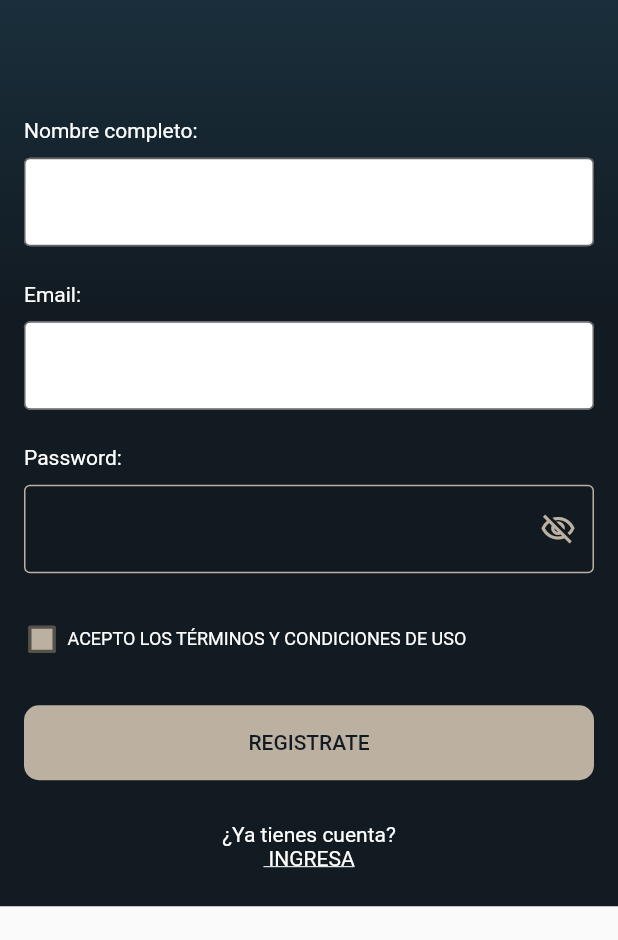
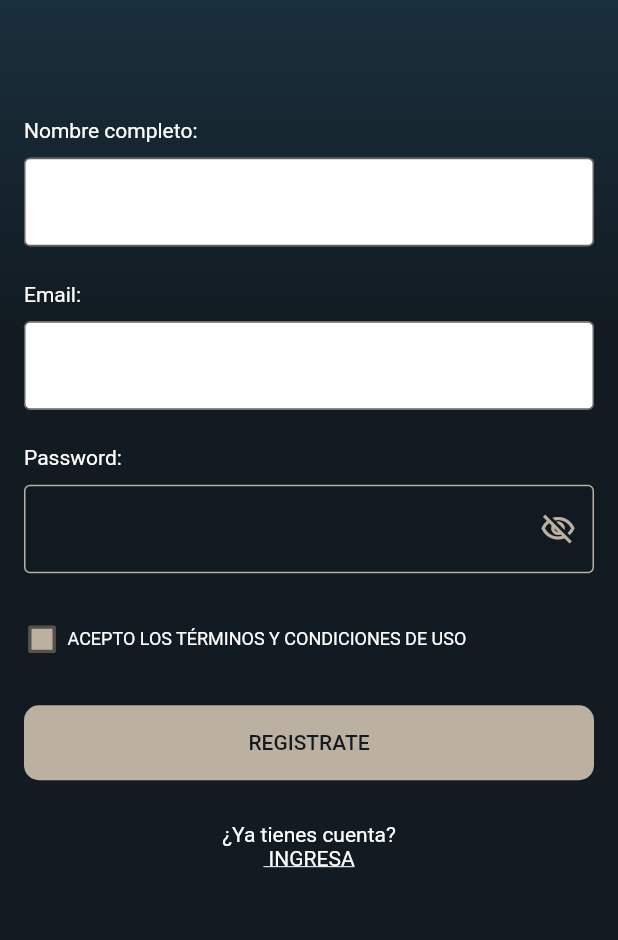
Before and after one commit to Ruvo99/Exam1_MobileApps, a Flutter app: the Login screen opened directly, after a tap on an icon or button, on a phone screen of 412 x 824 dp, the part 296-1236 px from its top. Run offline on Flutter 3.47's test engine with Material 2 defaults, Android fonts, the phone set to English and light mode, and no system bars; network calls fail.

Commit message:
ScrollView partially fixed (still need to check out)

```diff
--- a/lib/sign_in/login.dart
+++ b/lib/sign_in/login.dart
@@ -20,8 +20,8 @@ class _LoginState extends State<Login> {
       body: SingleChildScrollView(
         scrollDirection: Axis.vertical,
         child: Container(
-          //height: MediaQuery.of(context).size.height,
-          //width: MediaQuery.of(context).size.width,
+          height: MediaQuery.of(context).size.height,
+          width: MediaQuery.of(context).size.width,
           decoration: BoxDecoration(
             gradient: LinearGradient(
               begin: Alignment.topCenter,
--- a/lib/sign_in/register.dart
+++ b/lib/sign_in/register.dart
@@ -20,8 +20,8 @@ class _RegisterState extends State<Register> {
       body: SingleChildScrollView(
         scrollDirection: Axis.vertical,
         child: Container(
-          //height: MediaQuery.of(context).size.height,
-          // width: MediaQuery.of(context).size.width,
+          height: MediaQuery.of(context).size.height,
+          width: MediaQuery.of(context).size.width,
           decoration: BoxDecoration(
             gradient: LinearGradient(
               begin: Alignment.topCenter,
```
Also changed, not shown: lib/grains/item_grains.dart (+6 -3 lines), lib/main.dart (line endings or trailing spaces).
